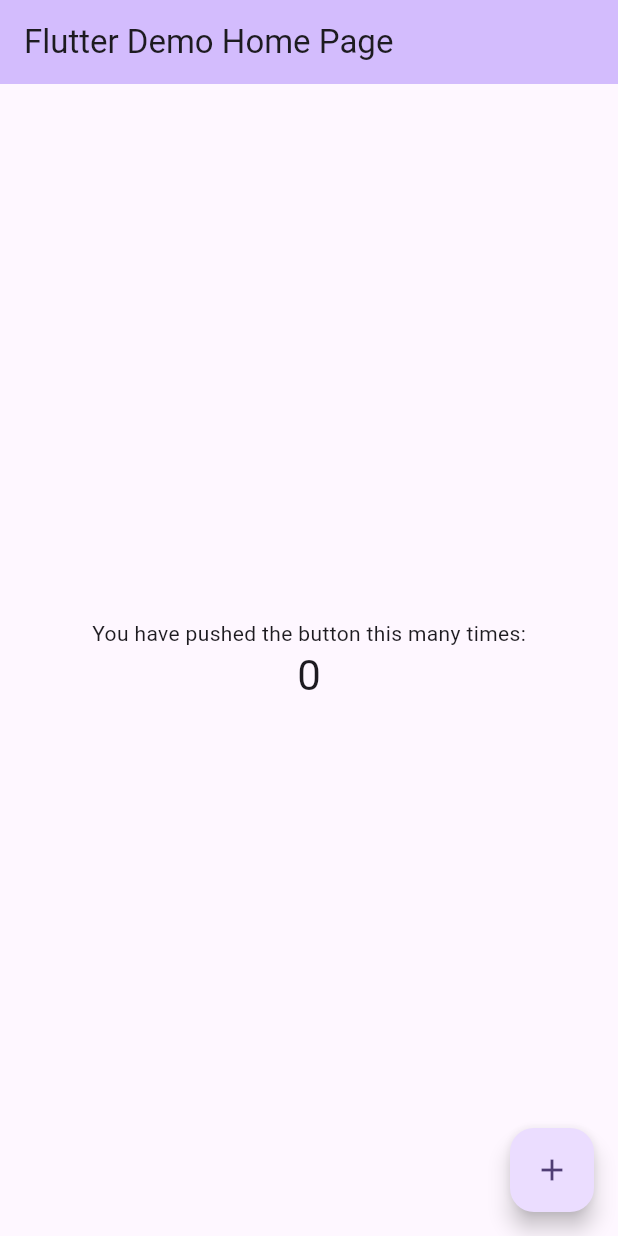
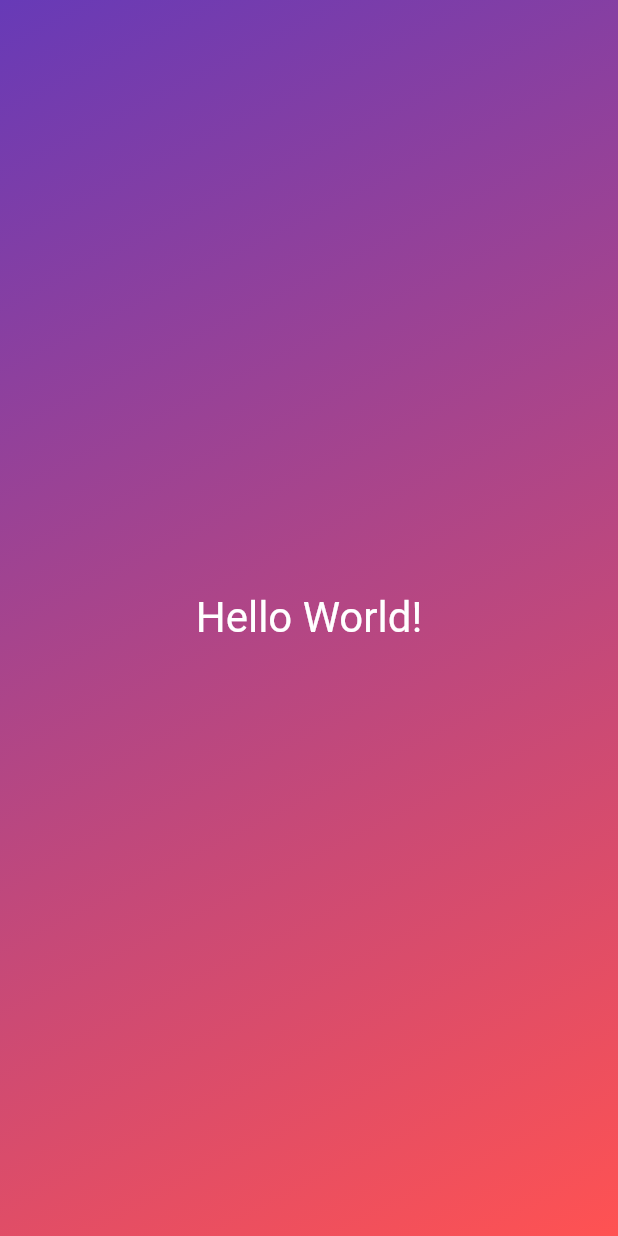
Before and after one commit to wonxshelond/roll-dice-flutter, a Flutter app: the screen it shows after launch, on a phone screen of 412 x 824 dp. Run offline on Flutter 3.47's test engine with Material 2 defaults, Android fonts, the phone set to English and light mode, and no system bars.

Commit message:
Commit Update main.dart

```diff
--- a/lib/main.dart
+++ b/lib/main.dart
@@ -1,125 +1,31 @@
 import 'package:flutter/material.dart';
 
 void main() {
-  runApp(const MyApp());
-}
-
-class MyApp extends StatelessWidget {
-  const MyApp({super.key});
-
-  // This widget is the root of your application.
-  @override
-  Widget build(BuildContext context) {
-    return MaterialApp(
-      title: 'Flutter Demo',
-      theme: ThemeData(
-        // This is the theme of your application.
-        //
-        // TRY THIS: Try running your application with "flutter run". You'll see
-        // the application has a blue toolbar. Then, without quitting the app,
-        // try changing the seedColor in the colorScheme below to Colors.green
-        // and then invoke "hot reload" (save your changes or press the "hot
-        // reload" button in a Flutter-supported IDE, or press "r" if you used
-        // the command line to start the app).
-        //
-        // Notice that the counter didn't reset back to zero; the application
-        // state is not lost during the reload. To reset the state, use hot
-        // restart instead.
-        //
-        // This works for code too, not just values: Most code changes can be
-        // tested with just a hot reload.
-        colorScheme: ColorScheme.fromSeed(seedColor: Colors.deepPurple),
-        useMaterial3: true,
-      ),
-      home: const MyHomePage(title: 'Flutter Demo Home Page'),
-    );
-  }
-}
-
-class MyHomePage extends StatefulWidget {
-  const MyHomePage({super.key, required this.title});
-
-  // This widget is the home page of your application. It is stateful, meaning
-  // that it has a State object (defined below) that contains fields that affect
-  // how it looks.
-
-  // This class is the configuration for the state. It holds the values (in this
-  // case the title) provided by the parent (in this case the App widget) and
-  // used by the build method of the State. Fields in a Widget subclass are
-  // always marked "final".
-
-  final String title;
-
-  @override
-  State<MyHomePage> createState() => _MyHomePageState();
-}
-
-class _MyHomePageState extends State<MyHomePage> {
-  int _counter = 0;
-
-  void _incrementCounter() {
-    setState(() {
-      // This call to setState tells the Flutter framework that something has
-      // changed in this State, which causes it to rerun the build method below
-      // so that the display can reflect the updated values. If we changed
-      // _counter without calling setState(), then the build method would not be
-      // called again, and so nothing would appear to happen.
-      _counter++;
-    });
-  }
-
-  @override
-  Widget build(BuildContext context) {
-    // This method is rerun every time setState is called, for instance as done
-    // by the _incrementCounter method above.
-    //
-    // The Flutter framework has been optimized to make rerunning build methods
-    // fast, so that you can just rebuild anything that needs updating rather
-    // than having to individually change instances of widgets.
-    return Scaffold(
-      appBar: AppBar(
-        // TRY THIS: Try changing the color here to a specific color (to
-        // Colors.amber, perhaps?) and trigger a hot reload to see the AppBar
-        // change color while the other colors stay the same.
-        backgroundColor: Theme.of(context).colorScheme.inversePrimary,
-        // Here we take the value from the MyHomePage object that was created by
-        // the App.build method, and use it to set our appbar title.
-        title: Text(widget.title),
-      ),
-      body: Center(
-        // Center is a layout widget. It takes a single child and positions it
-        // in the middle of the parent.
-        child: Column(
-          // Column is also a layout widget. It takes a list of children and
-          // arranges them vertically. By default, it sizes itself to fit its
-          // children horizontally, and tries to be as tall as its parent.
-          //
-          // Column has various properties to control how it sizes itself and
-          // how it positions its children. Here we use mainAxisAlignment to
-          // center the children vertically; the main axis here is the vertical
-          // axis because Columns are vertical (the cross axis would be
-          // horizontal).
-          //
-          // TRY THIS: Invoke "debug painting" (choose the "Toggle Debug Paint"
-          // action in the IDE, or press "p" in the console), to see the
-          // wireframe for each widget.
-          mainAxisAlignment: MainAxisAlignment.center,
-          children: <Widget>[
-            const Text(
-              'You have pushed the button this many times:',
+  runApp(
+    MaterialApp(
+      home: Scaffold(
+        body: Container(
+          decoration: const BoxDecoration(
+            gradient: LinearGradient(
+              colors: [
+                Colors.deepPurple,
+                Colors.redAccent,
+              ],
+              begin: Alignment.topLeft,
+              end: Alignment.bottomRight,
             ),
-            Text(
-              '$_counter',
-              style: Theme.of(context).textTheme.headlineMedium,
+          ),
+          child: const Center(
+            child: Text(
+              'Hello World!',
+              style: TextStyle(
+                color: Colors.white,
+                fontSize: 28,
+              ),
             ),
-          ],
+          ),
         ),
       ),
-      floatingActionButton: FloatingActionButton(
-        onPressed: _incrementCounter,
-        tooltip: 'Increment',
-        child: const Icon(Icons.add),
-      ), // This trailing comma makes auto-formatting nicer for build methods.
-    );
-  }
+    ),
+  );
 }
```
Also changed, not shown: 1 other file.
